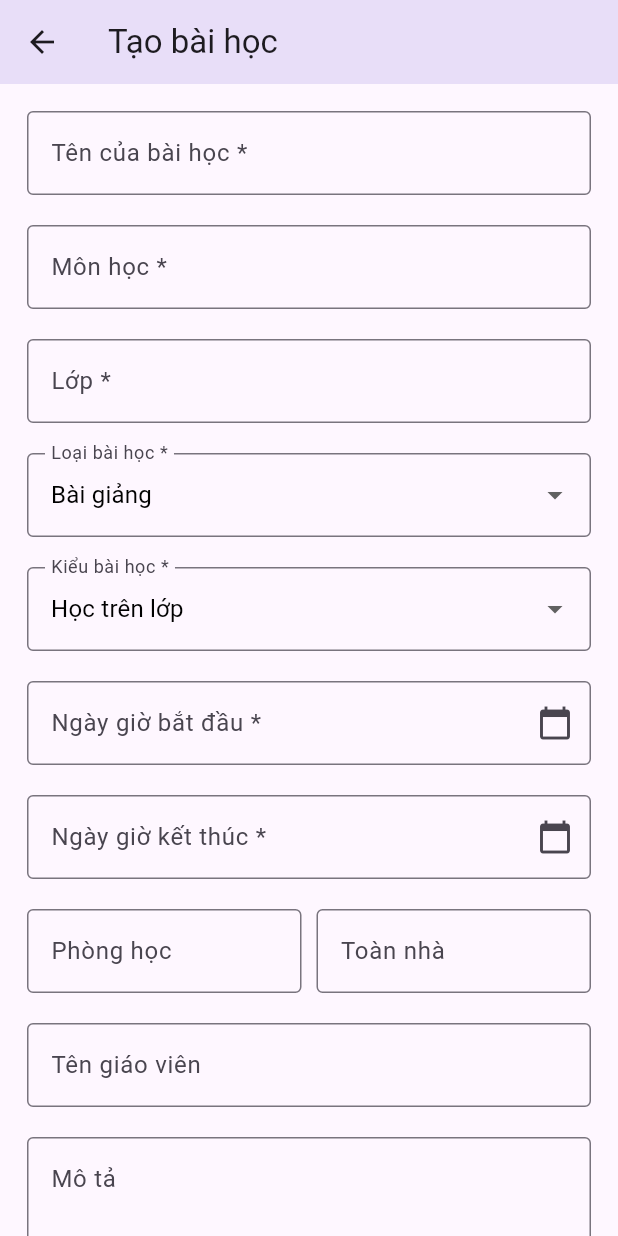
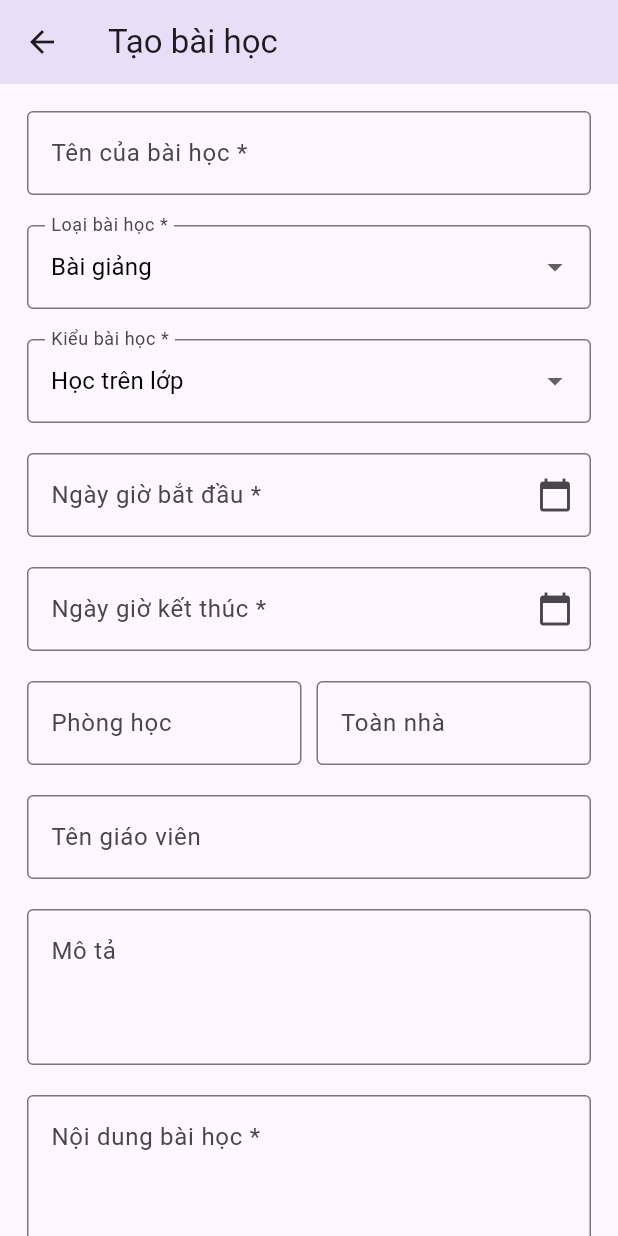
Before and after one commit to thg68/EasyEdu, a Flutter app: the CreateLessonPage screen opened directly, on a phone screen of 412 x 824 dp. Run offline on Flutter 3.47's test engine with Material 3 defaults, Android fonts, the light colour scheme and no system bars; our stand-ins replace image_picker, shared_preferences, table_calendar; accounts and stored records are empty.

Commit message:
Minor changes

```diff
--- a/lib/Pages/TeacherPages/createlesson.dart
+++ b/lib/Pages/TeacherPages/createlesson.dart
@@ -1,6 +1,5 @@
 import 'package:flutter/material.dart';
 import 'package:intl/intl.dart';
-//import 'package:file_picker/file_picker.dart';
 
 import '../../Utils/event.dart';
 
@@ -124,8 +123,8 @@ class _CreateLessonPageState extends State<CreateLessonPage> {
         final endTimeStr = _endDateTime != null
             ? DateFormat('HH:mm').format(_endDateTime!)
             : DateFormat(
-          'HH:mm',
-        ).format(_startDateTime!.add(const Duration(hours: 1)));
+                'HH:mm',
+              ).format(_startDateTime!.add(const Duration(hours: 1)));
 
         final eventDate = DateTime.utc(
           _startDateTime!.year,
@@ -141,7 +140,7 @@ class _CreateLessonPageState extends State<CreateLessonPage> {
           building: _buildingController.text.isNotEmpty
               ? _buildingController.text
               : null,
-          subject: _subjectController.text,
+          subject: _nameController.text,
           teacher: _teacherController.text.isNotEmpty
               ? _teacherController.text
               : null,
@@ -191,34 +190,6 @@ class _CreateLessonPageState extends State<CreateLessonPage> {
                 validator: (value) {
                   if (value == null || value.isEmpty) {
                     return 'Chưa có tên bài học';
-                  }
-                  return null;
-                },
-              ),
-              const SizedBox(height: 20),
-              TextFormField(
-                controller: _subjectController,
-                decoration: const InputDecoration(
-                  labelText: 'Môn học *',
-                  border: OutlineInputBorder(),
-                ),
-                validator: (value) {
-                  if (value == null || value.isEmpty) {
-                    return 'Chưa có tên bài học';
-                  }
-                  return null;
-                },
-              ),
-              const SizedBox(height: 20),
-              TextFormField(
-                controller: _classController,
-                decoration: const InputDecoration(
-                  labelText: 'Lớp *',
-                  border: OutlineInputBorder(),
-                ),
-                validator: (value) {
-                  if (value == null || value.isEmpty) {
-                    return 'Chưa có tên lớp';
                   }
                   return null;
                 },
@@ -425,15 +396,16 @@ class _CreateLessonPageState extends State<CreateLessonPage> {
                 maxLines: 3,
               ),
               const SizedBox(height: 20),
-              _nameController.text.isNotEmpty &&
-                      _subjectController.text.isNotEmpty
+              _nameController.text.isNotEmpty
                   ? Column(
                       children: [
                         const SizedBox(height: 20),
                         CalendarEventPreview(
                           title:
                               "$_selectedLessonType: ${_nameController.text}",
-                          subject: _subjectController.text,
+                          subject: _nameController.text.isEmpty
+                              ? null
+                              : _nameController.text,
                           startTime: _startDateTime != null
                               ? DateFormat('HH:mm').format(_startDateTime!)
                               : null,
@@ -478,7 +450,7 @@ class _CreateLessonPageState extends State<CreateLessonPage> {
 
 class CalendarEventPreview extends StatelessWidget {
   final String title;
-  final String subject;
+  final String? subject;
   final String? startTime;
   final String? endTime;
   final String? room;
@@ -488,7 +460,7 @@ class CalendarEventPreview extends StatelessWidget {
   const CalendarEventPreview({
     super.key,
     required this.title,
-    required this.subject,
+    this.subject,
     this.startTime,
     this.endTime,
     this.room,
@@ -534,7 +506,7 @@ class CalendarEventPreview extends StatelessWidget {
             children: [
               const Icon(Icons.subject, size: 16),
               const SizedBox(width: 5),
-              Text(subject, style: const TextStyle(fontSize: 14)),
+              Text(subject!, style: const TextStyle(fontSize: 14)),
             ],
           ),
           if (startTime != null && endTime != null)
```
Also changed, not shown: lib/Pages/Home/home.dart (+4 -4 lines), lib/Utils/event.dart (+3 -4 lines).
